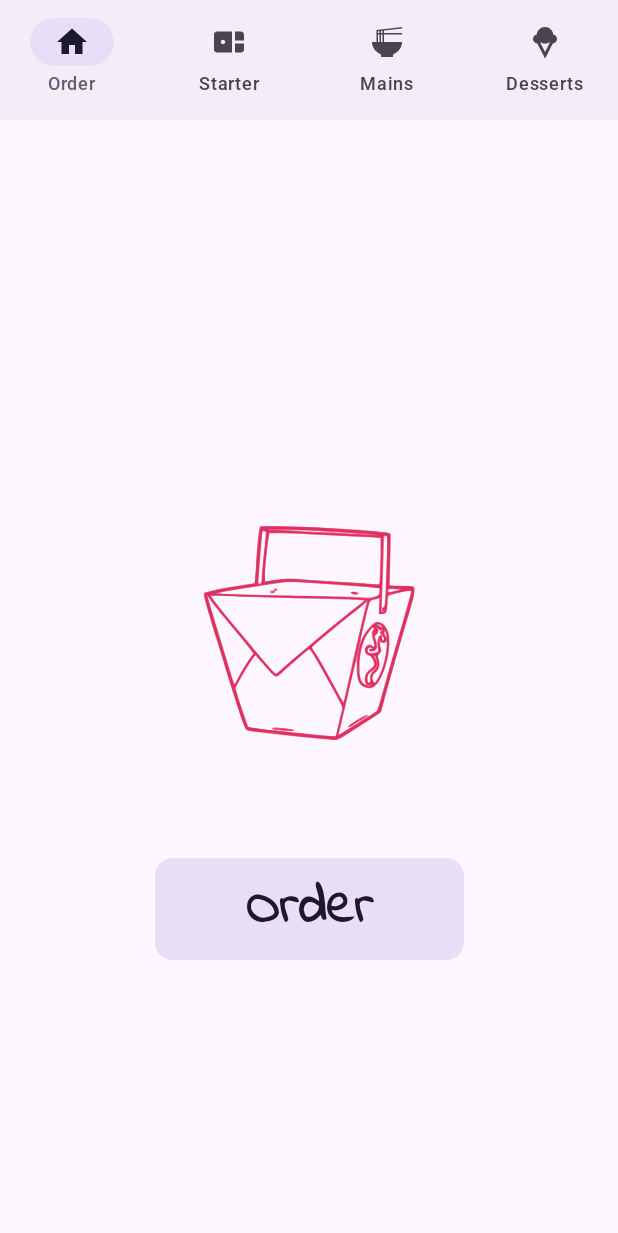
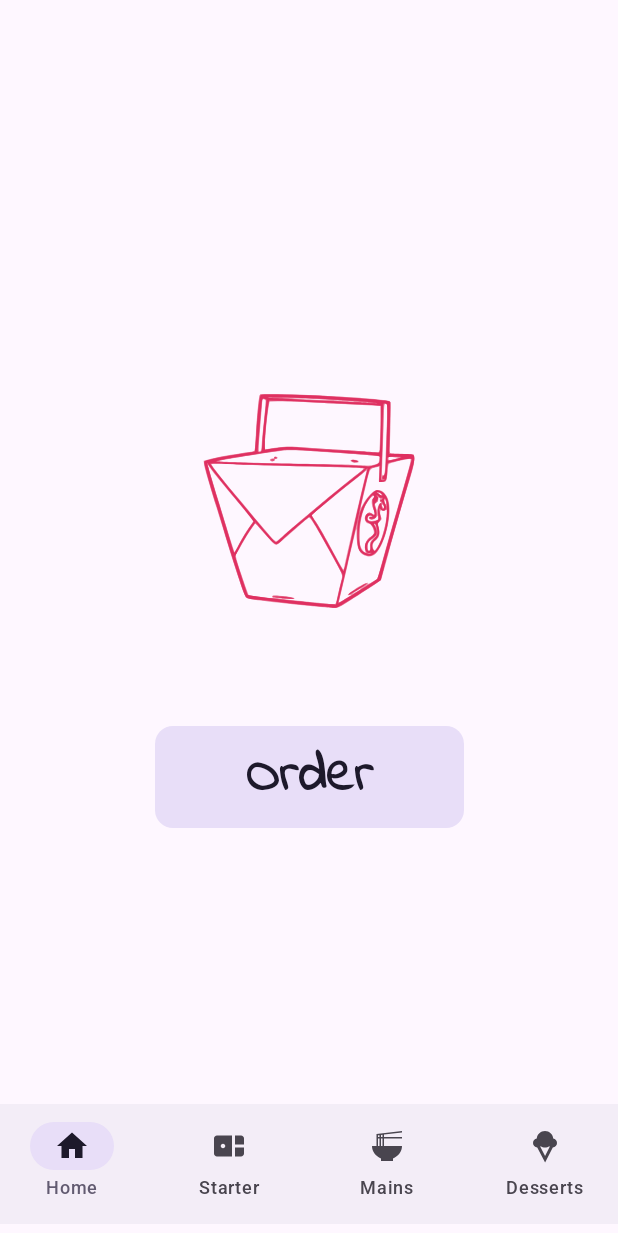
Before and after one commit to OscarD8/meFoodApp, an Android app built with Jetpack Compose: the screen it shows after launch (MainActivity), on a phone screen of 412 x 824 dp. Shown: the top 1233 px of the screen. Run offline under Robolectric (Android 15) with nearby library versions, the phone set to English and light mode, and no system bars.

Commit message:
refactor: move navbar to bottom, rename helper function, and rename Home screen for clarity

```diff
--- a/app/src/main/java/com/example/mefood/MeFoodScreen.kt
+++ b/app/src/main/java/com/example/mefood/MeFoodScreen.kt
@@ -54,7 +54,7 @@ enum class MeFoodScreen(
 
 
 @Composable
-private fun TopAppBar(
+private fun MeFoodNavBar(
     selectedDestination: Int,
     onNavigationChange: (Int, MeFoodScreen) -> Unit,
 ) {
@@ -72,7 +72,7 @@ private fun TopAppBar(
                 icon = {
                     Icon(
                         destination.icon,
-                        contentDescription = null // TODO
+                        contentDescription = destination.name
                     ) },
                 label = {
                     Text(
@@ -95,8 +95,8 @@ fun MeFoodApp() {
 
 
     Scaffold (
-        topBar = {
-            TopAppBar(
+        bottomBar = {
+            MeFoodNavBar(
                 selectedDestination = selectedDestination,
                 onNavigationChange = { newIndex, newScreen ->
                     selectedDestination = newIndex
@@ -108,7 +108,6 @@ fun MeFoodApp() {
             .fillMaxSize()
             .safeDrawingPadding()
     ) { innerPadding ->
-
         NavHost(
             navController = navController,
             startDestination = MeFoodScreen.Home.name,
--- a/app/src/main/res/values/strings.xml
+++ b/app/src/main/res/values/strings.xml
@@ -28,7 +28,7 @@
     <string name="info_prompt">Tap for more information on this meal.</string>
 
     <string name="starter_header">Starter</string>
-    <string name="home_header">Order</string>
+    <string name="home_header">Home</string>
     <string name="main_header">Mains</string>
     <string name="dessert_header">Desserts</string>
 </resources>
```
